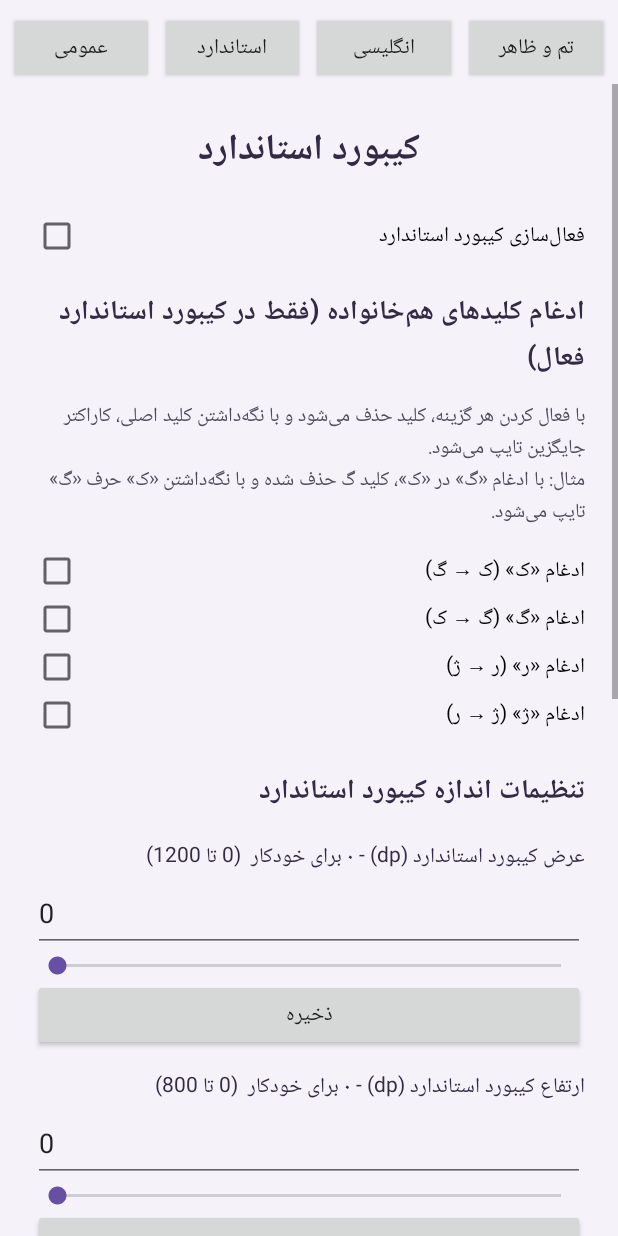
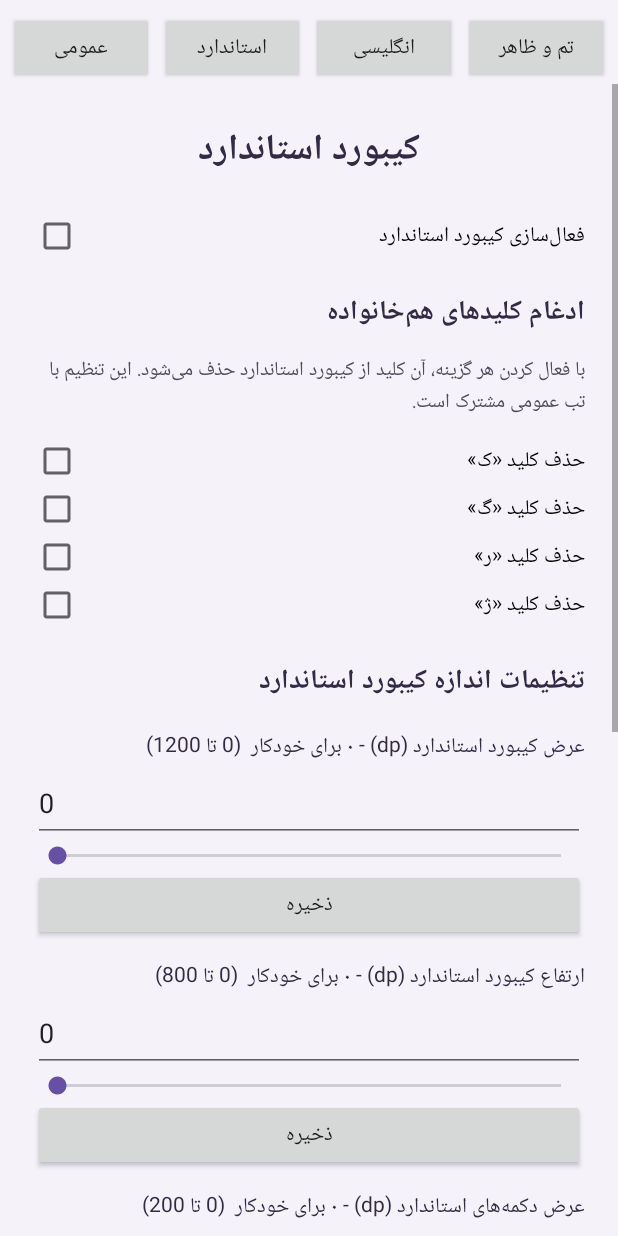
Before and after one commit to smhosseini397/SMHKeyBoard.ai, an Android app: the screen it shows after launch (SettingsActivity), after a tap on "استاندارد", on a phone screen of 412 x 824 dp. Run offline under Robolectric (Android 15) with nearby library versions, the phone set to English and light mode, and no system bars; 1 other tap on this screen came first.

Commit message:
Update SettingsActivity.kt

```diff
--- a/app/src/main/java/com/farshekashan/keyfarsi/SettingsActivity.kt
+++ b/app/src/main/java/com/farshekashan/keyfarsi/SettingsActivity.kt
@@ -225,6 +225,34 @@ class SettingsActivity : Activity() {
             setPadding(0, dp(4), 0, dp(8))
         })
 
+        outer.addView(sectionTitle("ادغام کلیدها (قابل تنظیم در هر دو حالت)"))
+        outer.addView(TextView(this).apply {
+            text = "با فعال کردن هر گزینه، آن کلید از کیبورد حذف می‌شود. این تنظیم در هر دو تب عمومی و استاندارد مشترک است."
+            textSize = 13f
+            setTextColor(0xFF514B5D.toInt())
+            setPadding(0, dp(4), 0, dp(10))
+        })
+        listOf(
+            "merge_key_kaf" to "حذف کلید «ک»",
+            "merge_key_gaf" to "حذف کلید «گ»",
+            "merge_key_re" to "حذف کلید «ر»",
+            "merge_key_zhe" to "حذف کلید «ژ»"
+        ).forEach { (key, label) ->
+            val cb = CheckBox(this).apply {
+                text = label
+                isChecked = prefs.getBoolean(key, false)
+                setOnCheckedChangeListener { _, checked ->
+                    prefs.edit().putBoolean(key, checked).apply()
+                    Toast.makeText(
+                        this@SettingsActivity,
+                        "برای اعمال تغییرات، کیبورد را ببندید و دوباره باز کنید",
+                        Toast.LENGTH_SHORT
+                    ).show()
+                }
+            }
+            outer.addView(cb)
+        }
+
         outer.addView(sectionTitle("تنظیمات عمومی (حالت افقی)"))
         addNumberField(outer, "عرض کیبورد در حالت افقی (dp) - ۰ برای خودکار", "keyboard_width_landscape", 0, 0, 1200)
         addNumberField(outer, "ارتفاع کیبورد در حالت افقی (dp) - ۰ برای خودکار", "keyboard_height_landscape", 0, 0, 800)
@@ -301,20 +329,19 @@ class SettingsActivity : Activity() {
         }
         outer.addView(standardBig)
 
-        outer.addView(sectionTitle("ادغام کلیدهای هم‌خانواده (فقط در کیبورد استاندارد فعال)"))
-
+        outer.addView(sectionTitle("ادغام کلیدهای هم‌خانواده"))
         outer.addView(TextView(this).apply {
-            text = "با فعال کردن هر گزینه، کلید حذف می‌شود و با نگه‌داشتن کلید اصلی، کاراکتر جایگزین تایپ می‌شود.\nمثال: با ادغام «گ» در «ک»، کلید گ حذف شده و با نگه‌داشتن «ک» حرف «گ» تایپ می‌شود."
+            text = "با فعال کردن هر گزینه، آن کلید از کیبورد استاندارد حذف می‌شود. این تنظیم با تب عمومی مشترک است."
             textSize = 13f
             setTextColor(0xFF514B5D.toInt())
             setPadding(0, dp(4), 0, dp(12))
         })
 
         val mergeKeyOptions = listOf(
-            "merge_key_kaf" to "ادغام «ک» (ک → گ)",
-            "merge_key_gaf" to "ادغام «گ» (گ → ک)",
-            "merge_key_re" to "ادغام «ر» (ر → ژ)",
-            "merge_key_zhe" to "ادغام «ژ» (ژ → ر)"
+            "merge_key_kaf" to "حذف کلید «ک»",
+            "merge_key_gaf" to "حذف کلید «گ»",
+            "merge_key_re" to "حذف کلید «ر»",
+            "merge_key_zhe" to "حذف کلید «ژ»"
         )
 
         mergeKeyOptions.forEach { (key, label) ->
```
